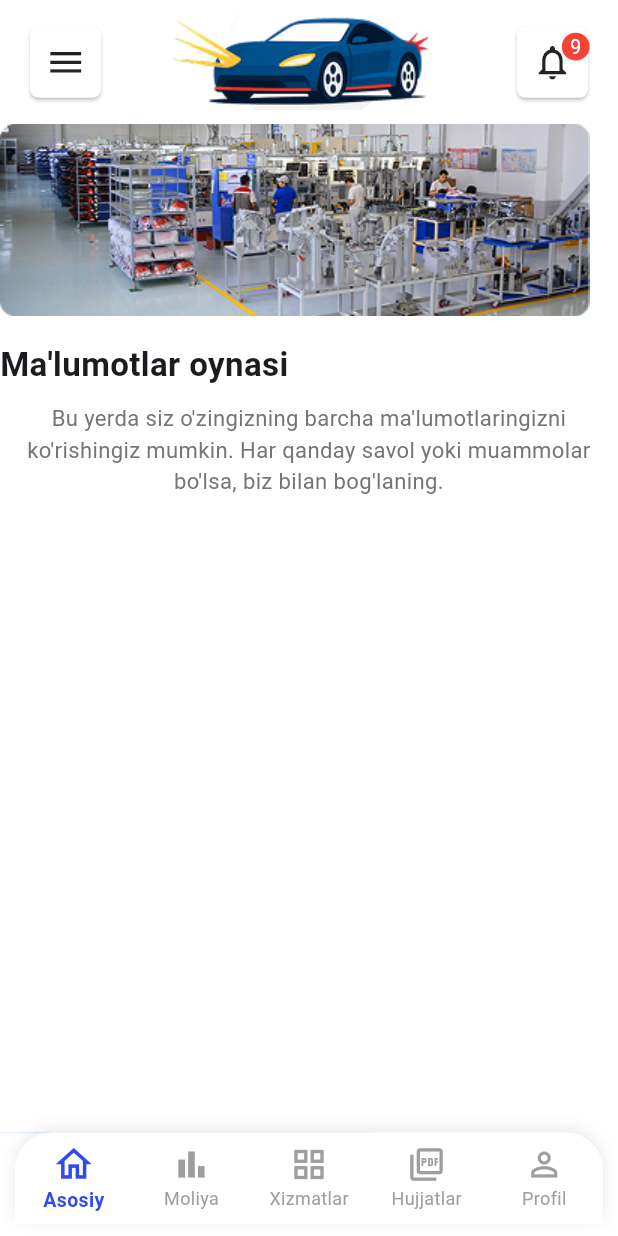
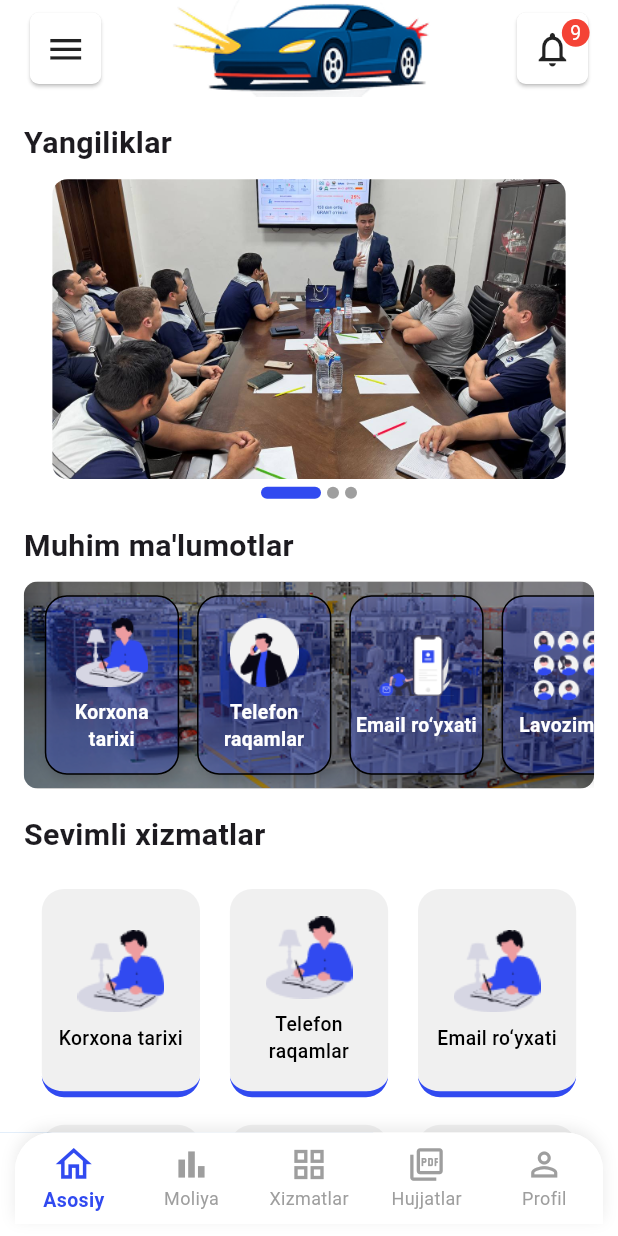
Before and after one commit to hakimkhon/pm-uzchasys-app, a Flutter app: the screen it shows after launch, on a phone screen of 412 x 824 dp. Run offline on Flutter 3.47's test engine with Material 3 defaults, Android fonts, the phone set to English and light mode, and no system bars; drawn by our look-alikes of carousel_slider, zoom_tap_animation; our stand-ins replace flutter_screenutil, mask_text_input_formatter.

Commit message:
asosiy page tayyor

```diff
--- a/lib/constants/app_icons.dart
+++ b/lib/constants/app_icons.dart
@@ -3,5 +3,5 @@ sealed class AppIcons {
 
   static const String _iconPath = "assets/icons";
 
-  static const String icon_1 = "$_iconPath/icon_1.png";
+  static const String history = "$_iconPath/history.png";
 }
--- a/lib/features/home/pages/main_page.dart
+++ b/lib/features/home/pages/main_page.dart
@@ -1,8 +1,11 @@
 import 'package:flutter/material.dart';
 import 'package:flutter_screenutil/flutter_screenutil.dart';
 import 'package:uzchasys_app/features/home/widgets/custom_card_button.dart';
+import 'package:uzchasys_app/features/home/widgets/custom_slider.dart';
+import 'package:uzchasys_app/features/home/widgets/favotire_services.dart';
 
 import '../../../constants/app_images.dart';
+import '../widgets/important_information.dart';
 
 class MainPage extends StatefulWidget {
   const MainPage({super.key});
@@ -100,21 +103,24 @@ class _MainPageState extends State<MainPage>
                             : BorderRadius.zero,
                         boxShadow: [
                           if (isDrawerOpen)
-                            BoxShadow(color: Colors.black26, blurRadius: 20),
+                            const BoxShadow(
+                              color: Colors.black26,
+                              blurRadius: 20,
+                            ),
                         ],
                       ),
                       child: Scaffold(
                         backgroundColor: Colors.white,
                         body: SafeArea(
+                          child: SingleChildScrollView(
+                            physics: const BouncingScrollPhysics(),
+                            child: Padding(
+                              padding: EdgeInsets.symmetric(horizontal: 16.w),
                               child: Column(
+                                crossAxisAlignment: CrossAxisAlignment.start,
                                 children: [
                                   // --- CUSTOM APP BAR ---
-                              Padding(
-                                padding: EdgeInsets.symmetric(
-                                  horizontal: 16.w,
-                                  vertical: 10.h,
-                                ),
-                                child: Row(
+                                  Row(
                                     mainAxisAlignment:
                                         MainAxisAlignment.spaceBetween,
                                     children: [
@@ -122,7 +128,6 @@ class _MainPageState extends State<MainPage>
                                         onTap: toggleDrawer,
                                         child: Icon(Icons.menu, size: 30.sp),
                                       ),
-
                                       Image(
                                         height: 70.h,
                                         image: AssetImage(AppImages.carLogo),
@@ -141,7 +146,7 @@ class _MainPageState extends State<MainPage>
                                               top: -11,
                                               child: Container(
                                                 padding: EdgeInsets.all(6.r),
-                                              decoration: BoxDecoration(
+                                                decoration: const BoxDecoration(
                                                   color: Colors.red,
                                                   shape: BoxShape.circle,
                                                 ),
@@ -159,40 +164,21 @@ class _MainPageState extends State<MainPage>
                                       ),
                                     ],
                                   ),
-                              ),
+                                  20.h.verticalSpace,
 
-                              // --- BODY CONTENT ---
-                             Column(
-                              mainAxisAlignment: MainAxisAlignment.center,
-                              crossAxisAlignment: CrossAxisAlignment.start,
-                              children: [
-                                Image(
-                                  image: AssetImage(AppImages.malumotlarOynasi),
-                                ),
+                                  ContentTitle(title: "Yangiliklar"),
+                                  const CustomSlider(),
                                   20.h.verticalSpace,
-                                Text(
-                                  "Ma'lumotlar oynasi",
-                                  style: TextStyle(
-                                    fontSize: 24.sp,
-                                    fontWeight: FontWeight.bold,
+
+                                  ContentTitle(title: "Muhim ma'lumotlar"),
+                                  ImportantInformation(),
+                                  20.h.verticalSpace,
+
+                                  ContentTitle(title: "Sevimli xizmatlar"),
+                                  FavoriteServices(),
+                                ],
                               ),
                             ),
-                                10.h.verticalSpace,
-                                Padding(
-                                  padding:
-                                      EdgeInsets.symmetric(horizontal: 16.w),
-                                  child: Text(
-                                    "Bu yerda siz o'zingizning barcha ma'lumotlaringizni ko'rishingiz mumkin. Har qanday savol yoki muammolar bo'lsa, biz bilan bog'laning.",
-                                    textAlign: TextAlign.center,
-                                    style: TextStyle(
-                                      fontSize: 16.sp,
-                                      color: Colors.grey.shade600,
-                                    ),
-                                  ),
-                                ),
-                              ],
-                             )
-                            ],
                           ),
                         ),
                       ),
@@ -223,3 +209,20 @@ class _MainPageState extends State<MainPage>
     );
   }
 }
+
+class ContentTitle extends StatelessWidget {
+  final String title;
+
+  const ContentTitle({super.key, required this.title});
+
+  @override
+  Widget build(BuildContext context) {
+    return Padding(
+      padding: EdgeInsets.only(left: 0.w, bottom: 10.h),
+      child: Text(
+        title,
+        style: TextStyle(fontSize: 22.sp, fontWeight: FontWeight.bold),
+      ),
+    );
+  }
+}
--- /dev/null
+++ b/lib/features/home/widgets/custom_slider.dart
@@ -0,0 +1,70 @@
+import 'package:carousel_slider/carousel_slider.dart';
+import 'package:flutter/material.dart';
+import 'package:flutter_screenutil/flutter_screenutil.dart';
+import 'package:uzchasys_app/constants/app_colors.dart';
+
+class CustomSlider extends StatefulWidget {
+  const CustomSlider({super.key});
+
+  @override
+  State<CustomSlider> createState() => _CustomSliderState();
+}
+
+class _CustomSliderState extends State<CustomSlider> {
+  final List<String> rasmList = [
+    'assets/images/new_1.png',
+    'assets/images/new_2.png',
+    'assets/images/new_3.png',
+  ];
+
+  int _currentIndex = 0;
+
+  @override
+  Widget build(BuildContext context) {
+    return Column(
+      children: [
+        CarouselSlider(
+          items: rasmList.map((path) {
+            return ClipRRect(
+              borderRadius: BorderRadius.circular(10),
+              child: Image.asset(
+                path,
+                fit: BoxFit.cover,
+                width: double.infinity,
+              ),
+            );
+          }).toList(),
+          options: CarouselOptions(
+            height: 200,
+            autoPlay: true,
+            autoPlayInterval: const Duration(seconds: 30),
+            enlargeCenterPage: true,
+            viewportFraction: 0.9,
+            onPageChanged: (index, reason) {
+              setState(() {
+                _currentIndex = index;
+              });
+            },
+          ),
+        ),
+        6.h.verticalSpace,
+         Row(
+          mainAxisAlignment: MainAxisAlignment.center,
+          children: rasmList.asMap().entries.map((entry) {
+            bool isActive = _currentIndex == entry.key;
+            return AnimatedContainer(
+              duration: const Duration(milliseconds: 300),
+              margin: const EdgeInsets.symmetric(horizontal: 2),
+              height: 8,
+              width: isActive ? 40 : 8,
+              decoration: BoxDecoration(
+                color: isActive ? AppColors.primaryColor : AppColors.unselectedColor,
+                borderRadius: BorderRadius.circular(8),
+              ),
+            );
+          }).toList(),
+        ),
+      ],
+    );
+  }
+}
--- /dev/null
+++ b/lib/features/home/widgets/favotire_services.dart
@@ -0,0 +1,82 @@
+import 'package:flutter/material.dart';
+import 'package:flutter_screenutil/flutter_screenutil.dart';
+import 'package:uzchasys_app/constants/app_colors.dart';
+
+class FavoriteServices extends StatelessWidget {
+  final List<Map<String, String>> services = [
+    {'icon': 'assets/icons/history.png', 'title': 'Korxona tarixi'},
+    {'icon': 'assets/icons/history.png', 'title': 'Telefon raqamlar'},
+    {'icon': 'assets/icons/history.png', 'title': 'Email ro‘yxati'},
+    {'icon': 'assets/icons/history.png', 'title': 'Lavozimlar'},
+    {'icon': 'assets/icons/history.png', 'title': 'Bo‘limlar'},
+    {'icon': 'assets/icons/history.png', 'title': 'Manzillar'},
+  ];
+
+  FavoriteServices({super.key});
+
+  @override
+  Widget build(BuildContext context) {
+    return Container(
+      padding: EdgeInsets.all(12.w),
+      decoration: BoxDecoration(
+        borderRadius: BorderRadius.circular(16.r),
+      ),
+      child: GridView.builder(
+        shrinkWrap: true,
+        physics: const NeverScrollableScrollPhysics(),
+        gridDelegate: SliverGridDelegateWithFixedCrossAxisCount(
+          crossAxisCount: 3,
+          mainAxisSpacing: 20.h,
+          crossAxisSpacing: 20.w,
+          childAspectRatio: 0.76, // eni va bo‘yi muvozanatda
+        ),
+        itemCount: services.length,
+        itemBuilder: (context, index) {
+          final item = services[index];
+          return InkWell(
+            borderRadius: BorderRadius.circular(16.r),
+            onTap: () {
+              // bu joyda har bir item uchun amaliyot yozish mumkin
+              debugPrint('Bosildi: ${item['title']}');
+            },
+            child: Container(
+              padding: EdgeInsets.symmetric(horizontal: 10.w, vertical: 10.h),
+              decoration: BoxDecoration(
+                color: AppColors.tertiaryColor.withValues(alpha: 0.1),
+                borderRadius: BorderRadius.circular(16.r),
+                border: Border(
+                  bottom: BorderSide(
+                    color: AppColors.primaryColor,
+                    width: 4,
+                  ),
+                ),
+              ),
+              child: Column(
+                mainAxisAlignment: MainAxisAlignment.center,
+                children: [
+                  Image.asset(
+                    item['icon']!,
+                    height: 60.h,
+                    width: 60.w,
+                  ),
+                  SizedBox(height: 8.h),
+                  Center(
+                    child: Text(
+                      item['title']!,
+                      textAlign: TextAlign.center,
+                      style: TextStyle(
+                        color: Colors.black,
+                        fontWeight: FontWeight.w500,
+                        fontSize: 14.sp,
+                      ),
+                    ),
+                  ),
+                ],
+              ),
+            ),
+          );
+        },
+      ),
+    );
+  }
+}
--- /dev/null
+++ b/lib/features/home/widgets/important_information.dart
@@ -0,0 +1,87 @@
+import 'package:flutter/material.dart';
+import 'package:flutter_screenutil/flutter_screenutil.dart';
+import 'package:uzchasys_app/constants/app_colors.dart';
+
+import '../../../constants/app_images.dart';
+
+class ImportantInformation extends StatelessWidget {
+  const ImportantInformation({super.key});
+
+  final List<Map<String, dynamic>> items = const [
+    {'title': 'Korxona tarixi', 'icon': 'assets/icons/history.png'},
+    {'title': 'Telefon raqamlar', 'icon': 'assets/icons/phone.png'},
+    {'title': 'Email ro‘yxati', 'icon': 'assets/icons/email.png'},
+    {'title': 'Lavozimlar', 'icon': 'assets/icons/position.png'},
+  ];
+
+  @override
+  Widget build(BuildContext context) {
+    return Container(
+      height: 150.h,
+      // margin: EdgeInsets.symmetric(horizontal: 5.w),
+      decoration: BoxDecoration(
+        borderRadius: BorderRadius.circular(10.r),
+        image: DecorationImage(
+          image: AssetImage(AppImages.malumotlarOynasi),
+          fit: BoxFit.cover,
+        ),
+      ),
+      child: Container(
+        decoration: BoxDecoration(
+          color: Colors.black38,
+          borderRadius: BorderRadius.circular(10.r),
+        ),
+        child: ListView.builder(
+          scrollDirection: Axis.horizontal,
+          padding: EdgeInsets.symmetric(horizontal: 8.w),
+          itemCount: items.length,
+          itemBuilder: (context, index) {
+            final item = items[index];
+            return GestureDetector(
+              onTap: () => debugPrint("${item['title']} bosildi"),
+              child: Container(
+                width: 90.w,
+                margin: EdgeInsets.symmetric(horizontal: 6.w, vertical: 10.h),
+                padding: EdgeInsets.symmetric(horizontal: 2.w),
+                decoration: BoxDecoration(
+
+                  color: AppColors.primaryColor.withValues(alpha: 0.3),
+                  borderRadius: BorderRadius.circular(16.r),
+                  border: Border.all(color: Colors.black, width: 1),
+
+                  boxShadow: [
+                    BoxShadow(
+                      color: Colors.black.withValues(alpha: 0.15),
+                      blurRadius: 5,
+                      offset: const Offset(2, 4),
+                    ),
+                  ],
+                ),
+                child: Column(
+                  mainAxisAlignment: MainAxisAlignment.center,
+                  children: [
+                    Image.asset(
+                      item['icon'],
+                      height: 50.h,
+                      width: 50.w,
+                    ),
+                    SizedBox(height: 8.h),
+                    Text(
+                      item['title'],
+                      textAlign: TextAlign.center,
+                      style: TextStyle(
+                        color: Colors.white,
+                        fontWeight: FontWeight.w600,
+                        fontSize: 14.sp,
+                      ),
+                    ),
+                  ],
+                ),
+              ),
+            );
+          },
+        ),
+      ),
+    );
+  }
+}
--- a/pubspec.yaml
+++ b/pubspec.yaml
@@ -37,6 +37,7 @@ dependencies:
   flutter_screenutil: ^5.9.3
   mask_text_input_formatter: ^2.9.0
   zoom_tap_animation: ^1.1.0
+  carousel_slider: ^5.1.1
 
 dev_dependencies:
   flutter_test:
```
Also changed, not shown: assets/icons/email.png (added), assets/icons/history.png (renamed from assets/icons/icon_1.png), assets/icons/phone.png (added), assets/icons/position.png (added), pubspec.lock. Lines whose indentation alone changed are shown as unchanged.
